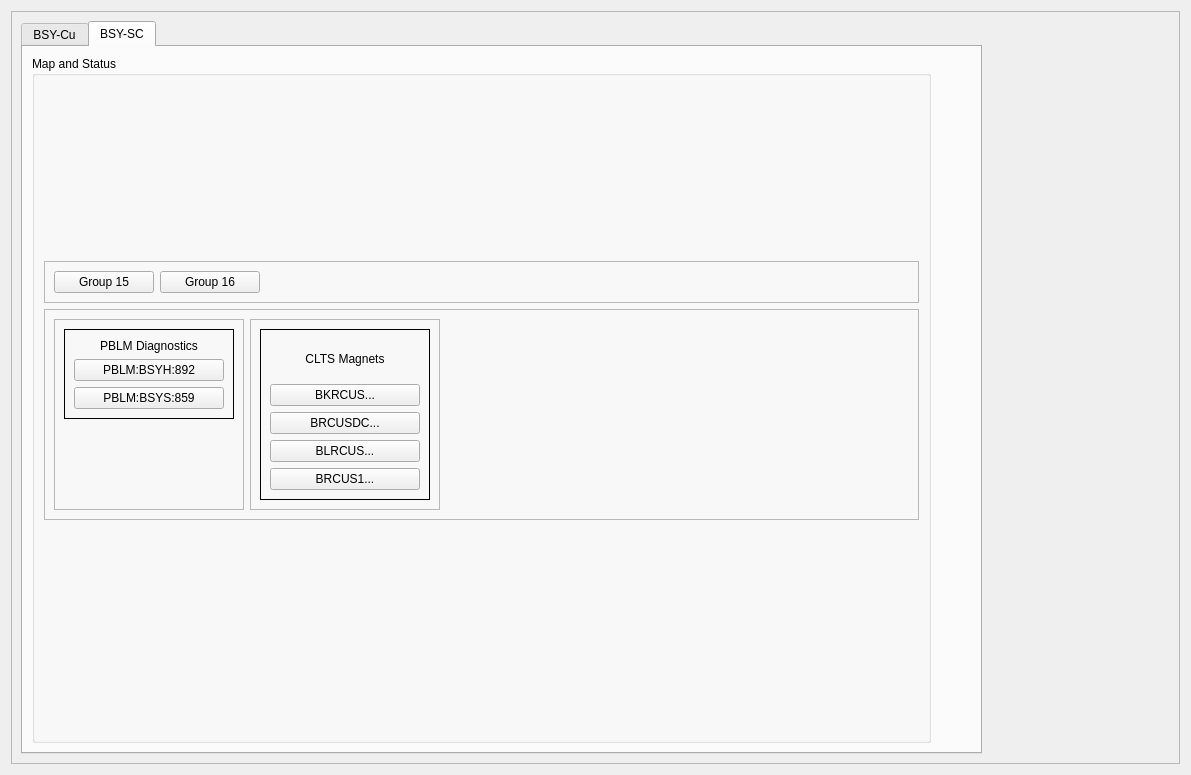
ad-build-test/pydm-mps, file bsy0_main.ui: the form before one commit.
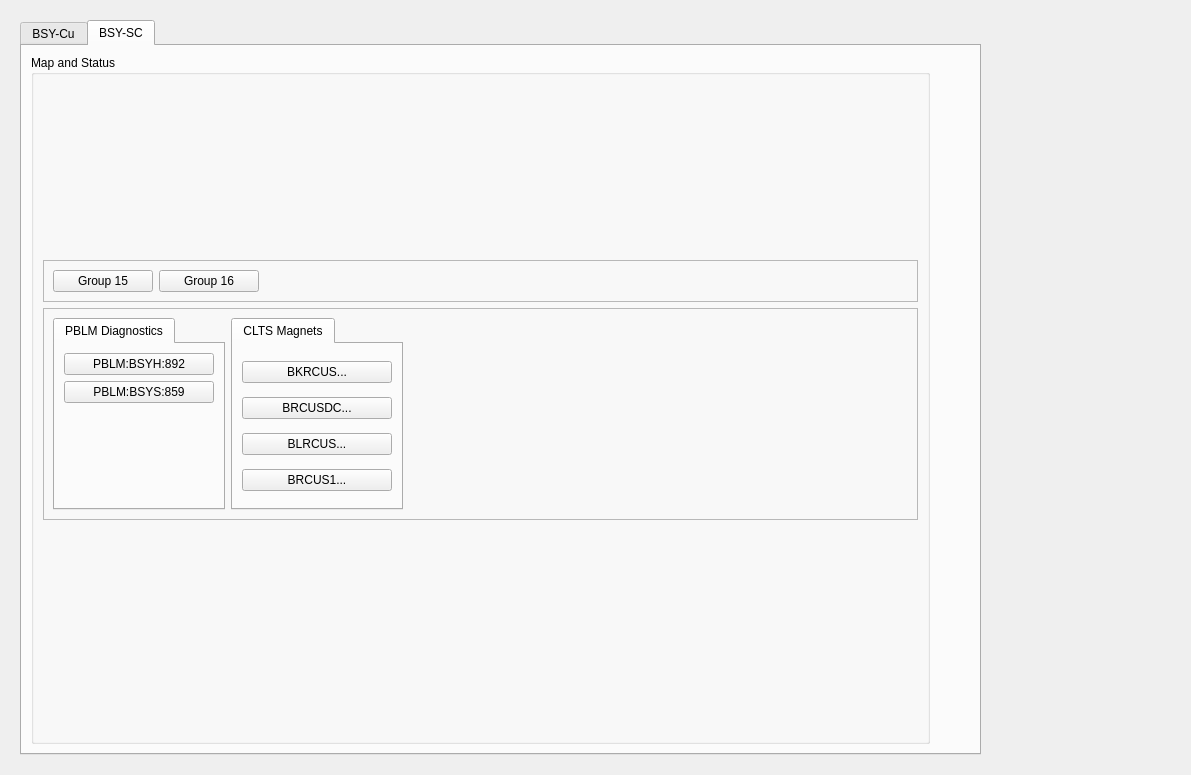
The form after the commit. The open tabs and pages were chosen to show the change. Custom widgets are drawn as their Qt base class.

Commit message: Slight formatting changes such as removing borders and adding tab widgets.

Patch:
```diff
--- a/bsy0_main.ui
+++ b/bsy0_main.ui
@@ -17,7 +17,7 @@
    <item row="0" column="0">
     <widget class="QFrame" name="frame_6">
      <property name="frameShape">
-      <enum>QFrame::StyledPanel</enum>
+      <enum>QFrame::NoFrame</enum>
      </property>
      <property name="frameShadow">
       <enum>QFrame::Raised</enum>
@@ -537,55 +537,18 @@
                <property name="frameShadow">
                 <enum>QFrame::Raised</enum>
                </property>
-               <layout class="QGridLayout" name="gridLayout_13">
-                <item row="0" column="2">
-                 <spacer name="horizontalSpacer_5">
-                  <property name="orientation">
-                   <enum>Qt::Horizontal</enum>
-                  </property>
-                  <property name="sizeHint" stdset="0">
-                   <size>
-                    <width>40</width>
-                    <height>20</height>
-                   </size>
-                  </property>
-                 </spacer>
-                </item>
+               <layout class="QGridLayout" name="gridLayout_13" columnstretch="1,1,3">
                 <item row="0" column="0">
-                 <widget class="QFrame" name="frame_9">
-                  <property name="frameShape">
-                   <enum>QFrame::StyledPanel</enum>
+                 <widget class="QTabWidget" name="tabWidget">
+                  <property name="currentIndex">
+                   <number>0</number>
                   </property>
-                  <property name="frameShadow">
-                   <enum>QFrame::Raised</enum>
-                  </property>
-                  <layout class="QGridLayout" name="gridLayout_11">
-                   <item row="0" column="0">
-                    <widget class="QFrame" name="frame">
-                     <property name="minimumSize">
-                      <size>
-                       <width>150</width>
-                       <height>60</height>
-                      </size>
-                     </property>
-                     <property name="frameShape">
-                      <enum>QFrame::Box</enum>
-                     </property>
-                     <property name="frameShadow">
-                      <enum>QFrame::Plain</enum>
-                     </property>
-                     <layout class="QVBoxLayout" name="verticalLayout">
-                      <item>
-                       <widget class="QLabel" name="label_8">
-                        <property name="text">
+                  <widget class="QWidget" name="tab_3">
+                   <attribute name="title">
                          <string>PBLM Diagnostics</string>
-                        </property>
-                        <property name="alignment">
-                         <set>Qt::AlignCenter</set>
-                        </property>
-                       </widget>
-                      </item>
-                      <item>
+                   </attribute>
+                   <layout class="QGridLayout" name="gridLayout_16">
+                    <item row="0" column="0">
                        <widget class="PyDMEDMDisplayButton" name="PyDMEDMDisplayButton_8">
                         <property name="minimumSize">
                          <size>
@@ -620,7 +583,7 @@
                         </property>
                        </widget>
                       </item>
-                      <item>
+                    <item row="1" column="0">
                        <widget class="PyDMEDMDisplayButton" name="PyDMEDMDisplayButton_7">
                         <property name="minimumSize">
                          <size>
@@ -655,10 +618,7 @@
                         </property>
                        </widget>
                       </item>
-                     </layout>
-                    </widget>
-                   </item>
-                   <item row="1" column="0">
+                    <item row="2" column="0">
                     <spacer name="verticalSpacer_3">
                      <property name="orientation">
                       <enum>Qt::Vertical</enum>
@@ -673,26 +633,19 @@
                    </item>
                   </layout>
                  </widget>
+                 </widget>
                 </item>
                 <item row="0" column="1">
-                 <widget class="QFrame" name="frame_11">
-                  <property name="frameShape">
-                   <enum>QFrame::StyledPanel</enum>
+                 <widget class="QTabWidget" name="tabWidget_2">
+                  <property name="currentIndex">
+                   <number>0</number>
                   </property>
-                  <property name="frameShadow">
-                   <enum>QFrame::Raised</enum>
-                  </property>
-                  <layout class="QGridLayout" name="gridLayout_15">
+                  <widget class="QWidget" name="tab_5">
+                   <attribute name="title">
+                    <string>CLTS Magnets</string>
+                   </attribute>
+                   <layout class="QGridLayout" name="gridLayout_11">
                    <item row="0" column="0">
-                    <widget class="QFrame" name="frame_8">
-                     <property name="frameShape">
-                      <enum>QFrame::Box</enum>
-                     </property>
-                     <property name="frameShadow">
-                      <enum>QFrame::Plain</enum>
-                     </property>
-                     <layout class="QGridLayout" name="gridLayout_12">
-                      <item row="2" column="0">
                        <widget class="PyDMEDMDisplayButton" name="PyDMEDMDisplayButton_3">
                         <property name="minimumSize">
                          <size>
@@ -721,36 +674,7 @@
                         </property>
                        </widget>
                       </item>
-                      <item row="4" column="0">
-                       <widget class="PyDMEDMDisplayButton" name="PyDMEDMDisplayButton_5">
-                        <property name="minimumSize">
-                         <size>
-                          <width>150</width>
-                          <height>20</height>
-                         </size>
-                        </property>
-                        <property name="toolTip">
-                         <string/>
-                        </property>
-                        <property name="text">
-                         <string>BLRCUS...</string>
-                        </property>
-                        <property name="filenames" stdset="0">
-                         <stringlist>
-                          <string>mps_byk_new</string>
-                         </stringlist>
-                        </property>
-                        <property name="showIcon" stdset="0">
-                         <bool>false</bool>
-                        </property>
-                        <property name="macros" stdset="0">
-                         <stringlist>
-                          <string>P=BEND:CLTS:280,DEVICE=BLRCUS</string>
-                         </stringlist>
-                        </property>
-                       </widget>
-                      </item>
-                      <item row="3" column="0">
+                    <item row="1" column="0">
                        <widget class="PyDMEDMDisplayButton" name="PyDMEDMDisplayButton_4">
                         <property name="minimumSize">
                          <size>
@@ -779,7 +703,36 @@
                         </property>
                        </widget>
                       </item>
-                      <item row="5" column="0">
+                    <item row="2" column="0">
+                     <widget class="PyDMEDMDisplayButton" name="PyDMEDMDisplayButton_5">
+                      <property name="minimumSize">
+                       <size>
+                        <width>150</width>
+                        <height>20</height>
+                       </size>
+                      </property>
+                      <property name="toolTip">
+                       <string/>
+                      </property>
+                      <property name="text">
+                       <string>BLRCUS...</string>
+                      </property>
+                      <property name="filenames" stdset="0">
+                       <stringlist>
+                        <string>mps_byk_new</string>
+                       </stringlist>
+                      </property>
+                      <property name="showIcon" stdset="0">
+                       <bool>false</bool>
+                      </property>
+                      <property name="macros" stdset="0">
+                       <stringlist>
+                        <string>P=BEND:CLTS:280,DEVICE=BLRCUS</string>
+                       </stringlist>
+                      </property>
+                     </widget>
+                    </item>
+                    <item row="3" column="0">
                        <widget class="PyDMEDMDisplayButton" name="PyDMEDMDisplayButton_6">
                         <property name="minimumSize">
                          <size>
@@ -808,23 +761,8 @@
                         </property>
                        </widget>
                       </item>
-                      <item row="1" column="0">
-                       <widget class="QLabel" name="label_7">
-                        <property name="styleSheet">
-                         <string notr="true">border-radius: 6px;</string>
-                        </property>
-                        <property name="text">
-                         <string>CLTS Magnets</string>
-                        </property>
-                        <property name="alignment">
-                         <set>Qt::AlignCenter</set>
-                        </property>
-                       </widget>
-                      </item>
-                     </layout>
-                    </widget>
-                   </item>
-                  </layout>
+                   </layout>
+                  </widget>
                  </widget>
                 </item>
                </layout>
```
Left out of the diff: 13 changed lines with no effect on the pictures. Lines whose indentation alone changed are shown as unchanged. The commit also changes 12 other files.
